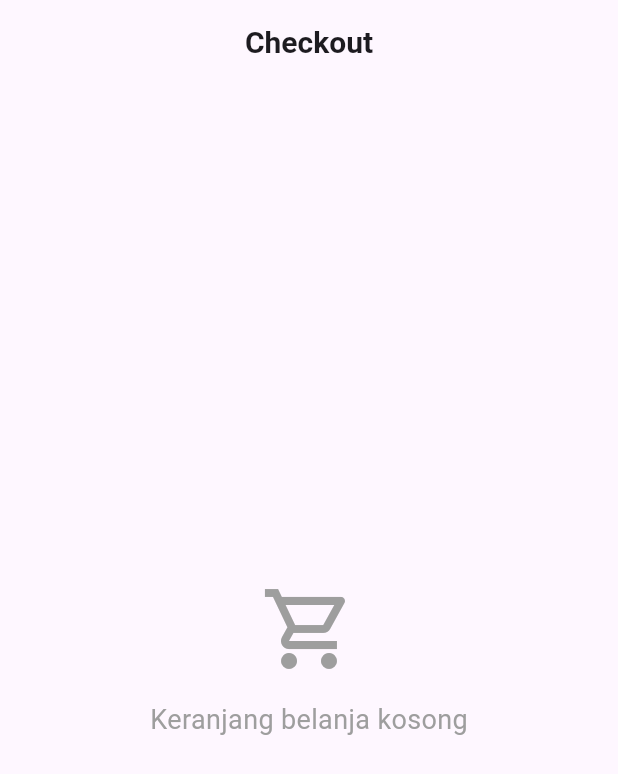
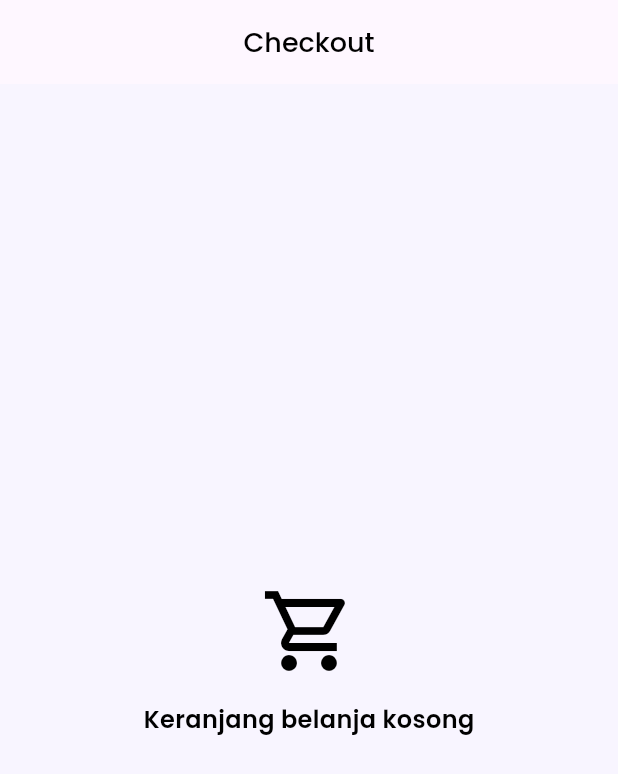
Before and after one commit to JinXVIII/FL-Kasirin-App, a Flutter app: the CheckoutScreen screen opened by its route, on a phone screen of 412 x 824 dp. Shown: the top 774 px of the screen. Run offline on Flutter 3.47's test engine with Material 3 defaults, Android fonts, the light colour scheme and no system bars; our stand-ins replace fl_chart, go_router, image_picker, shared_preferences; accounts and stored records are empty.

Commit message:
style(transaction): refactor checkout UI to use centralized theme styles

```diff
--- a/lib/presentations/screens/transaction/checkout_screen.dart
+++ b/lib/presentations/screens/transaction/checkout_screen.dart
@@ -2,8 +2,11 @@ import 'package:flutter/material.dart';
 import 'package:go_router/go_router.dart';
 import 'package:provider/provider.dart';
 
-import '../../../cores/routes/app_router.dart';
+import '../../../cores/constants/colors.dart';
+import '../../../cores/themes/text_styles.dart';
+
 import '../../providers/cart_provider.dart';
+
 import '../../widgets/custom_button.dart';
 import 'widgets/checkout_item_card.dart';
 import 'widgets/payment_alert_dialog.dart';
@@ -15,12 +18,10 @@ class CheckoutScreen extends StatelessWidget {
   Widget build(BuildContext context) {
     return Scaffold(
       appBar: AppBar(
-        title: const Text(
-          "Checkout",
-          style: TextStyle(fontSize: 20, fontWeight: FontWeight.w600),
-        ),
+        title: const Text("Checkout", style: AppTextStyles.titlePage),
         centerTitle: true,
       ),
+      backgroundColor: AppColors.body,
       body: Consumer<CartProvider>(
         builder: (context, cartProvider, child) {
           if (cartProvider.cartItems.isEmpty) {
@@ -31,12 +32,12 @@ class CheckoutScreen extends StatelessWidget {
                   Icon(
                     Icons.shopping_cart_outlined,
                     size: 64,
-                    color: Colors.grey,
+                    color: AppColors.black,
                   ),
                   SizedBox(height: 16),
                   Text(
                     'Keranjang belanja kosong',
-                    style: TextStyle(fontSize: 18, color: Colors.grey),
+                    style: AppTextStyles.heading4,
                   ),
                 ],
               ),
@@ -53,13 +54,11 @@ class CheckoutScreen extends StatelessWidget {
                     crossAxisAlignment: CrossAxisAlignment.start,
                     children: [
                       const Text(
-                        'Informasi Pesanan',
-                        style: TextStyle(
-                          fontSize: 18,
-                          fontWeight: FontWeight.w600,
-                        ),
+                        'Rincian Pesanan',
+                        style: AppTextStyles.heading4,
                       ),
-                      const SizedBox(height: 16),
+                      const SizedBox(height: 8),
+
                       Expanded(
                         child: ListView.builder(
                           itemCount: cartProvider.cartItems.length,
@@ -95,7 +94,7 @@ class CheckoutScreen extends StatelessWidget {
               Container(
                 padding: const EdgeInsets.all(16.0),
                 decoration: BoxDecoration(
-                  color: Colors.grey[100],
+                  color: AppColors.body,
                   borderRadius: const BorderRadius.vertical(
                     top: Radius.circular(16),
                   ),
@@ -106,23 +105,14 @@ class CheckoutScreen extends StatelessWidget {
                     Row(
                       mainAxisAlignment: MainAxisAlignment.spaceBetween,
                       children: [
-                        const Text(
-                          'Total Harga',
-                          style: TextStyle(
-                            fontSize: 16,
-                            fontWeight: FontWeight.w600,
-                          ),
-                        ),
+                        const Text('Total Harga', style: AppTextStyles.caption),
                         Text(
                           'Rp ${cartProvider.totalPrice.toString()}',
-                          style: const TextStyle(
-                            fontSize: 16,
-                            fontWeight: FontWeight.w600,
-                          ),
+                          style: AppTextStyles.heading4,
                         ),
                       ],
                     ),
-                    const SizedBox(height: 16),
+                    const SizedBox(height: 12),
 
                     // Pay button
                     CustomButton.filled(
```
Also changed, not shown: lib/presentations/screens/transaction/widgets/checkout_item_card.dart (+17 -23 lines).
